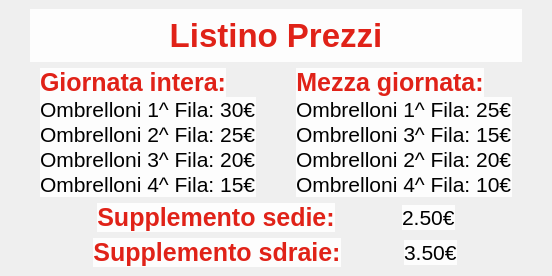
First picture: the form in ui/listino_ombrelloni.ui, repository Raccispini/Progetto-Hotel, before the edit.
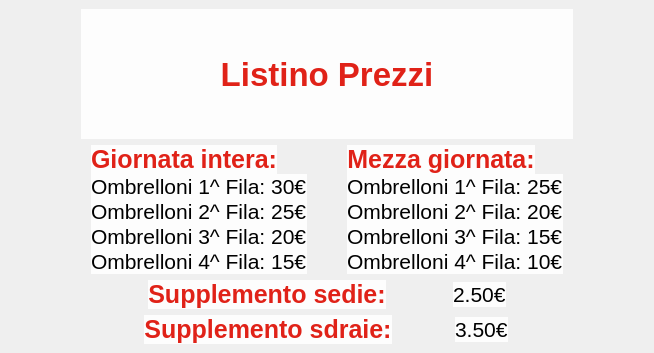
Second picture: the form after the edit. Icons and pictures are not drawn.

```diff
--- a/ui/listino_ombrelloni.ui
+++ b/ui/listino_ombrelloni.ui
@@ -6,22 +6,10 @@
    <rect>
     <x>0</x>
     <y>0</y>
-    <width>552</width>
-    <height>276</height>
+    <width>654</width>
+    <height>353</height>
    </rect>
   </property>
-  <property name="minimumSize">
-   <size>
-    <width>552</width>
-    <height>276</height>
-   </size>
-  </property>
-  <property name="maximumSize">
-   <size>
-    <width>552</width>
-    <height>276</height>
-   </size>
-  </property>
   <property name="windowTitle">
    <string>Listino Prezzi</string>
   </property>
@@ -29,6 +17,9 @@
    <iconset>
     <normaloff>resources/logo/logo_small_icon_only_inverted.png</normaloff>resources/logo/logo_small_icon_only_inverted.png</iconset>
   </property>
+  <property name="styleSheet">
+   <string notr="true">#MainWindow_listino{border-image: url(C:/Users/Msi/Documents/GitHub/Progetto-Hotel/ui/resources/Ombrelloni/thumb-1920-325895.jpg) 0 0 0 0 stretch stretch;}</string>
+  </property>
   <widget class="QWidget" name="centralwidget">
    <layout class="QGridLayout" name="gridLayout">
     <item row="0" column="0">
@@ -248,30 +239,7 @@
            </widget>
           </item>
           <item>
-           <widget class="QLabel" name="label_10">
-            <property name="sizePolicy">
-             <sizepolicy hsizetype="Fixed" vsizetype="Fixed">
-              <horstretch>0</horstretch>
-              <verstretch>0</verstretch>
-             </sizepolicy>
-            </property>
-            <property name="font">
-             <font>
-              <pointsize>16</pointsize>
-              <weight>50</weight>
-              <bold>false</bold>
-             </font>
-            </property>
-            <property name="styleSheet">
-             <string notr="true">background-color: qlineargradient(spread:pad, x1:0, y1:1, x2:1, y2:0, stop:0 rgba(255, 255, 255, 225), stop:1 rgba(255, 255, 255, 227));</string>
-            </property>
-            <property name="text">
-             <string>Ombrelloni 3^ Fila: 15€</string>
-            </property>
-           </widget>
-          </item>
-          <item>
-           <widget class="QLabel" name="label_9">
+           <widget class="QLabel" name="label_2f_mezza">
             <property name="sizePolicy">
              <sizepolicy hsizetype="Fixed" vsizetype="Fixed">
               <horstretch>0</horstretch>
@@ -294,7 +262,30 @@
            </widget>
           </item>
           <item>
-           <widget class="QLabel" name="label_11">
+           <widget class="QLabel" name="label_3f_mezza">
+            <property name="sizePolicy">
+             <sizepolicy hsizetype="Fixed" vsizetype="Fixed">
+              <horstretch>0</horstretch>
+              <verstretch>0</verstretch>
+             </sizepolicy>
+            </property>
+            <property name="font">
+             <font>
+              <pointsize>16</pointsize>
+              <weight>50</weight>
+              <bold>false</bold>
+             </font>
+            </property>
+            <property name="styleSheet">
+             <string notr="true">background-color: qlineargradient(spread:pad, x1:0, y1:1, x2:1, y2:0, stop:0 rgba(255, 255, 255, 225), stop:1 rgba(255, 255, 255, 227));</string>
+            </property>
+            <property name="text">
+             <string>Ombrelloni 3^ Fila: 15€</string>
+            </property>
+           </widget>
+          </item>
+          <item>
+           <widget class="QLabel" name="label_4f_mezza">
             <property name="sizePolicy">
              <sizepolicy hsizetype="Fixed" vsizetype="Fixed">
               <horstretch>0</horstretch>
@@ -326,7 +317,7 @@
          <number>0</number>
         </property>
         <item>
-         <widget class="QLabel" name="label_12">
+         <widget class="QLabel" name="label_13">
           <property name="sizePolicy">
            <sizepolicy hsizetype="Fixed" vsizetype="Preferred">
             <horstretch>0</horstretch>
@@ -352,7 +343,7 @@
          </widget>
         </item>
         <item>
-         <widget class="QLabel" name="label_13">
+         <widget class="QLabel" name="label_sedie">
           <property name="sizePolicy">
            <sizepolicy hsizetype="Fixed" vsizetype="Fixed">
             <horstretch>0</horstretch>
```
Left out of the diff: 16 changed lines with no effect on the pictures.
